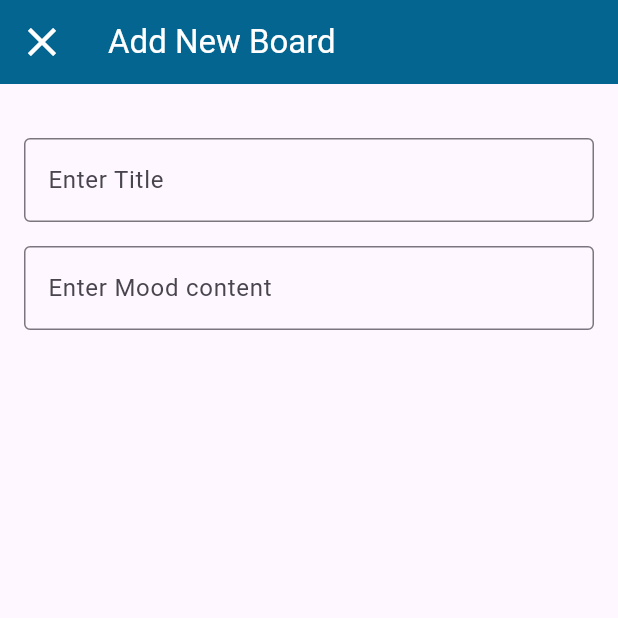
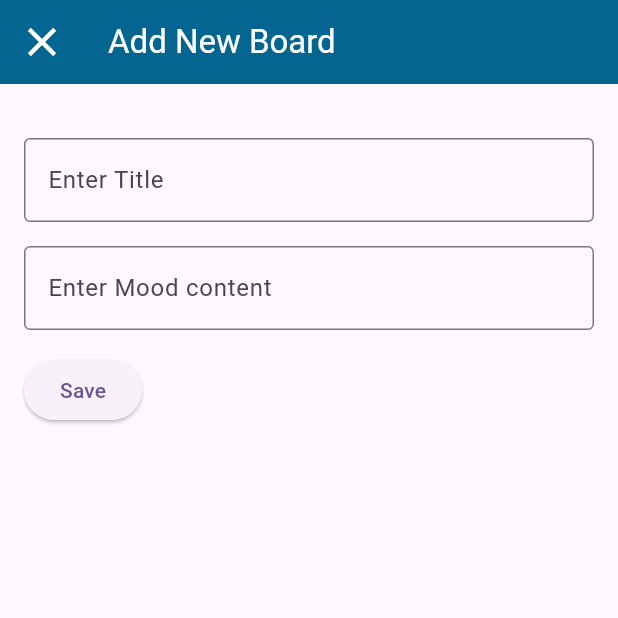
Before and after one commit to MG-Minsu/cc206-mood.it, a Flutter app: the screen it shows after launch, on a phone screen of 412 x 824 dp, the top half of it. Run offline on Flutter 3.47's test engine with Material 2 defaults, Android fonts, the light colour scheme and no system bars.

Commit message:
addboard dart update

```diff
--- a/lib/features/addboard.dart
+++ b/lib/features/addboard.dart
@@ -20,24 +20,33 @@ class AddBoard extends StatelessWidget {
         ),
         backgroundColor: Color.fromARGB(255, 4, 102, 144), // App bar background color
       ),
-      body: const Padding(
+      body: Padding(
         padding: const EdgeInsets.all(16.0), // Add padding to the entire body
         child: Column(
           crossAxisAlignment: CrossAxisAlignment.start, // Align content to the left
           children: [
-            SizedBox(height: 20), // Add some spacing below the AppBar
-            TextField(
+            const SizedBox(height: 20), // Add some spacing below the AppBar
+            const TextField(
               decoration: InputDecoration(
                 labelText: 'Enter Title',
                 border: OutlineInputBorder(), // Add a border to the text field
               ),
             ),
-            SizedBox(height: 16), // Add spacing between text fields
-            TextField(
+            const SizedBox(height: 16), // Add spacing between text fields
+            const TextField(
               decoration: InputDecoration(
                 labelText: 'Enter Mood content',
                 border: OutlineInputBorder(), // Add a border to the text field
               ),
+            ),
+            const SizedBox(height: 16.0),
+            ElevatedButton(
+              onPressed: () {
+                // Add your login logic here
+                // For simplicity, we're not handling authentication in this example.
+                // You would typically validate the entered username and password.
+              },
+              child: const Text('Save'),
             ),
           ],
         ),
```
